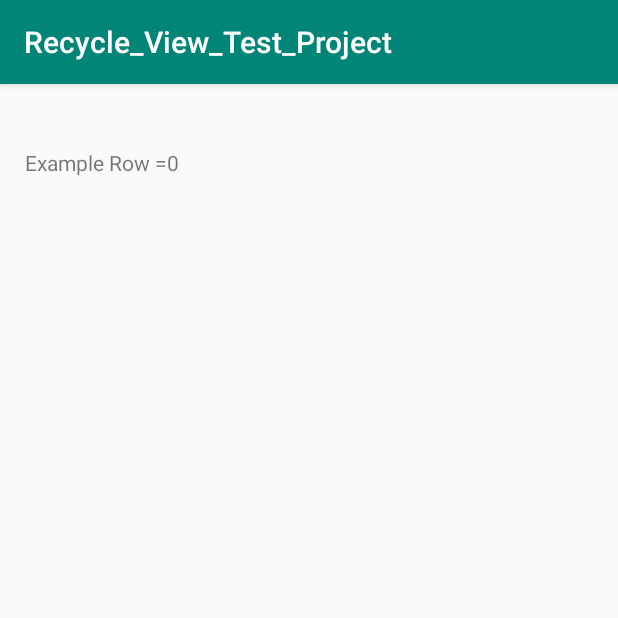
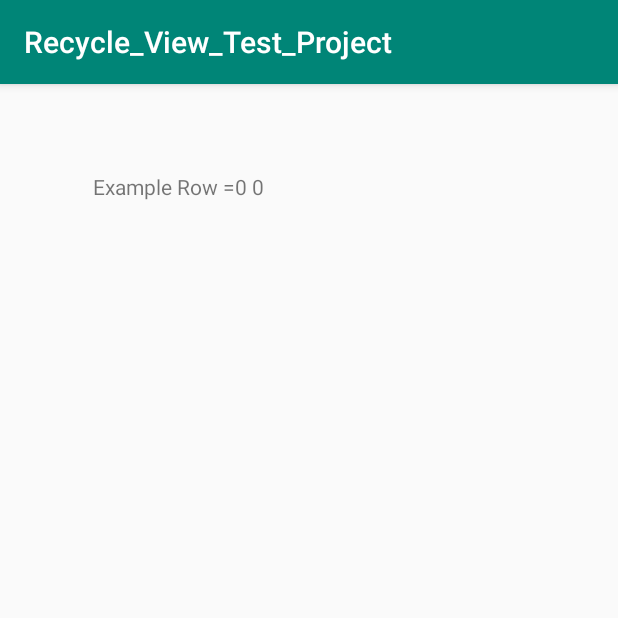
Before and after one commit to noareyenoar/Recycle_View_Test_Project, an Android app: the screen it shows after launch (MainActivity), on a phone screen of 412 x 824 dp, the top half of it. Run offline under Robolectric (Android 15) with nearby library versions, the phone set to English and light mode, and no system bars.

Commit message:
Save before change cn_surf_layout.xml

```diff
--- a/app/src/main/java/com/porducer/recycle_view_test_project/MainActivity.java
+++ b/app/src/main/java/com/porducer/recycle_view_test_project/MainActivity.java
@@ -28,7 +28,7 @@ public class MainActivity extends AppCompatActivity {
     }
     public void create_dataset(){
         data_set = new String[data_number];
-        for(int i=0 ; i<=data_number ; i=i+1) {
+        for(int i=0 ; i<data_number ; i=i+1) {
             data_set[i] = "Example Row =" + i;
         }
     }
--- a/app/src/main/java/com/porducer/recycle_view_test_project/cn_adapter.java
+++ b/app/src/main/java/com/porducer/recycle_view_test_project/cn_adapter.java
@@ -25,7 +25,7 @@ public class cn_adapter extends RecyclerView.Adapter<cn_adapter.ViewHolder>  {
 
     @Override   //Method to set information into binded view
     public void onBindViewHolder(@NonNull cn_adapter.ViewHolder viewHolder, int i) {
-        viewHolder.getTextView1().setText(this_data_set[i]);
+        viewHolder.getTextView1().setText(this_data_set[i] + " " + i);
     }
 
     @Override
--- a/app/src/main/res/layout/cn_surf_layout.xml
+++ b/app/src/main/res/layout/cn_surf_layout.xml
@@ -1,6 +1,5 @@
 <?xml version="1.0" encoding="utf-8"?>
-<android.support.constraint.ConstraintLayout
-    xmlns:android="http://schemas.android.com/apk/res/android"
+<android.support.constraint.ConstraintLayout xmlns:android="http://schemas.android.com/apk/res/android"
     xmlns:app="http://schemas.android.com/apk/res-auto"
     xmlns:tools="http://schemas.android.com/tools"
     android:layout_width="match_parent"
@@ -8,11 +7,11 @@
 
     <TextView
         android:id="@+id/textView_of_recyclerView"
-        android:layout_width="359dp"
-        android:layout_height="52dp"
-        android:layout_marginStart="16dp"
-        android:layout_marginTop="16dp"
-        android:layout_marginEnd="36dp"
+        android:layout_width="wrap_content"
+        android:layout_height="wrap_content"
+        android:layout_marginStart="89dp"
+        android:layout_marginTop="32dp"
+        android:layout_marginEnd="264dp"
         android:text="TextView"
         app:layout_constraintEnd_toEndOf="parent"
         app:layout_constraintStart_toStartOf="parent"
```
